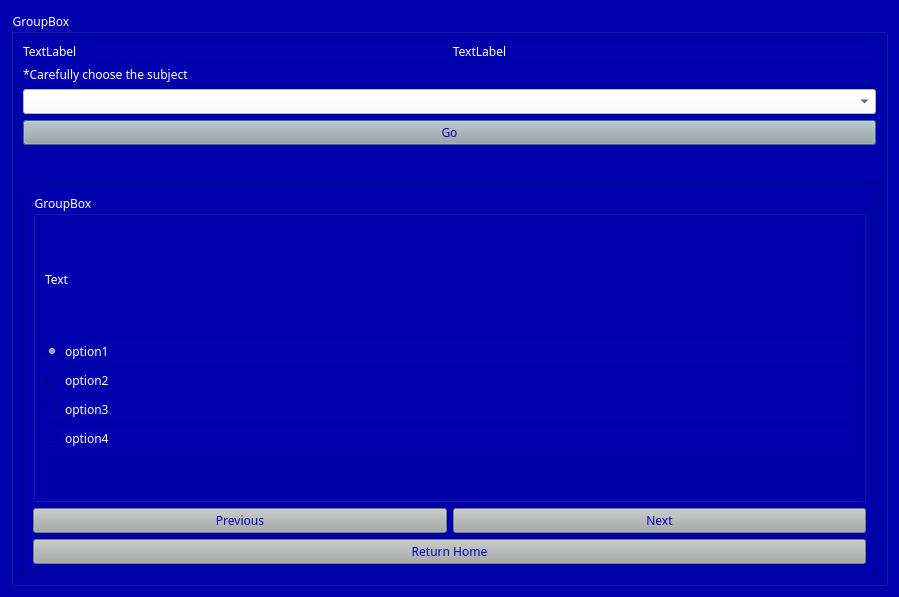
Before: the Qt Designer form ExamSphereV1/class10.ui in BiratBC/ExamSphereV1, drawn with Qt 5.
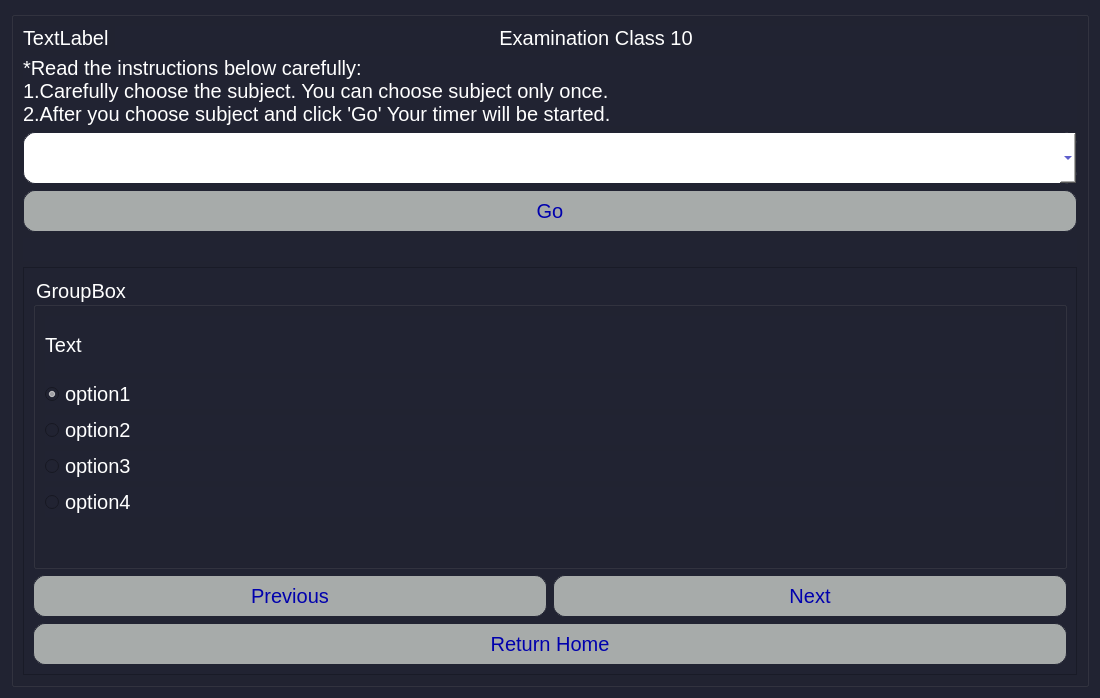
After: the same form once the commit is applied.

Diff of the .ui file:
```diff
--- a/ExamSphereV1/class10.ui
+++ b/ExamSphereV1/class10.ui
@@ -6,42 +6,57 @@
    <rect>
     <x>0</x>
     <y>0</y>
-    <width>899</width>
-    <height>597</height>
+    <width>1100</width>
+    <height>698</height>
    </rect>
   </property>
   <property name="windowTitle">
    <string>Dialog</string>
   </property>
   <property name="styleSheet">
-   <string notr="true">*{
-	background-color: rgb(0, 0, 173);
-font-family:AcPlus IBM CGA;
+   <string notr="true">QComboBox
+{
+border: 1px solid;
+border-radius: 12px; 
+border-color: rgba(33,35,50,255);
+color:#0000ad;
+	background-color: rgb(255, 255, 255);
+}
+*{
+	background-color: rgba(33,35,50,255);
+font-family:Ubuntu;
 color:#fff;
+font-size:20px;
 }
 QLineEdit
-{	
-color:#0000ad;
-	background-color: rgb(255, 255, 255);
-}
-QComboBox
 {
-color:#0000ad;
-	background-color: rgb(255, 255, 255);
+height:40px;
+border: 1px solid;
+border-color: rgba(33,35,50,255);
+border-radius:10px;
+color:rgba(33,35,50,255);
+background-color: rgb(255, 255, 255);
 }
 QPushButton
 {
-	
-	background-color: rgb(167, 171, 170);
-	color:#0000ad;
+background-color: #a7abaa;
+color: rgba(0,0,173,255);
+border-radius: 12px; 
+border: 1px solid;
+border-color: rgba(33,35,50,255);
+height:40px;
+width:100px;
 }
-</string>
+QGroupBox
+{
+	width:500px;
+}</string>
   </property>
   <layout class="QGridLayout" name="gridLayout_2">
    <item row="0" column="0">
     <widget class="QGroupBox" name="groupBox">
      <property name="title">
-      <string>GroupBox</string>
+      <string/>
      </property>
      <layout class="QGridLayout" name="gridLayout_3">
       <item row="3" column="0">
@@ -61,8 +76,8 @@
           <rect>
            <x>0</x>
            <y>0</y>
-           <width>851</width>
-           <height>395</height>
+           <width>1052</width>
+           <height>404</height>
           </rect>
          </property>
          <layout class="QGridLayout" name="gridLayout">
@@ -171,7 +186,9 @@
       <item row="1" column="0">
        <widget class="QLabel" name="label">
         <property name="text">
-         <string>*Carefully choose the subject</string>
+         <string>*Read the instructions below carefully:
+1.Carefully choose the subject. You can choose subject only once.
+2.After you choose subject and click 'Go' Your timer will be started.</string>
         </property>
        </widget>
       </item>
@@ -193,7 +210,7 @@
            </sizepolicy>
           </property>
           <property name="text">
-           <string>TextLabel</string>
+           <string>Examination Class 10</string>
           </property>
           <property name="alignment">
            <set>Qt::AlignCenter</set>
@@ -203,14 +220,18 @@
        </layout>
       </item>
       <item row="2" column="0">
-       <widget class="QComboBox" name="subject"/>
+       <widget class="QComboBox" name="subject">
+        <property name="styleSheet">
+         <string notr="true">height:50px;</string>
+        </property>
+       </widget>
       </item>
       <item row="4" column="0">
        <widget class="QLabel" name="timerLabel">
         <property name="font">
          <font>
-          <family>AcPlus IBM CGA</family>
-          <pointsize>14</pointsize>
+          <family>Ubuntu</family>
+          <pointsize>-1</pointsize>
          </font>
         </property>
         <property name="text">
```
